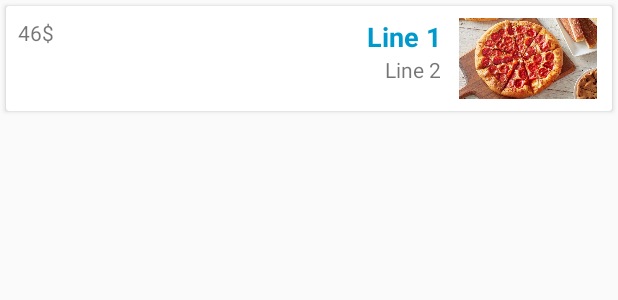
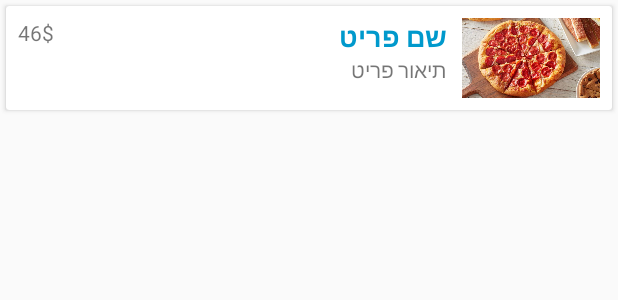
Before and after one commit to D8ug/tammys_kitchen, an Android app: the layout menu_item.xml on its own in the app's theme, with its tools: preview values and no code run, on a phone screen of 412 x 824 dp. Shown: the top 300 px of the screen. Run offline under Robolectric (Android 15) with nearby library versions, the phone set to English and light mode, and no system bars.

Commit message:
Version 0.1.4
 - made the menu clickable
 - added a dialog to show the menu item in a bigger view when clicking on it

 TODO: add a way for people to actually order and that means adding a fucking basket and everything jesus christ that's gonna be long

```diff
--- a/app/src/main/java/com/schoolproject/tammyskitchen/MenuActivity.kt
+++ b/app/src/main/java/com/schoolproject/tammyskitchen/MenuActivity.kt
@@ -6,6 +6,7 @@ import android.view.ViewGroup
 import android.widget.ImageView
 import android.widget.TextView
 import android.widget.Toast
+import androidx.appcompat.app.AlertDialog
 import androidx.appcompat.app.AppCompatActivity
 import androidx.recyclerview.widget.LinearLayoutManager
 import androidx.recyclerview.widget.RecyclerView
@@ -70,6 +71,9 @@ class MenuActivity : AppCompatActivity() {
         mDatabaseRef.addValueEventListener(getData)
         mDatabaseRef.addListenerForSingleValueEvent(getData)
 
+
+
+
     }
 
     private fun generateDummyList(size: Int) : List<MenuItem> {
--- a/app/src/main/res/layout/menu_item.xml
+++ b/app/src/main/res/layout/menu_item.xml
@@ -2,43 +2,55 @@
 <androidx.cardview.widget.CardView xmlns:android="http://schemas.android.com/apk/res/android"
     android:layout_width="match_parent"
     android:layout_height="wrap_content"
-    android:layout_margin="4dp">
+    android:layout_margin="4dp"
+    android:clickable="true"
+    android:foreground="?android:attr/selectableItemBackground">
+    >
 
 
 
     <RelativeLayout
         android:layout_width="match_parent"
         android:layout_height="match_parent"
-        android:padding="8dp">
+        android:padding="8dp"
+        >
 
         <ImageView
             android:id="@+id/image_view"
-            android:layout_width="96dp"
-            android:layout_height="54dp"
+            android:adjustViewBounds="true"
+            android:maxWidth="96dp"
+            android:maxHeight="54dp"
+            android:layout_height="wrap_content"
+            android:layout_width="wrap_content"
             android:layout_alignParentEnd="true"
             android:layout_marginEnd="0dp"
             android:contentDescription="TODO"
-            android:src="@drawable/pizza" />
+            android:src="@drawable/pizza"
+            />
 
         <TextView
             android:id="@+id/item_name_text_view"
-            android:layout_width="wrap_content"
+            android:layout_width="match_parent"
             android:layout_height="wrap_content"
+            android:layout_marginStart="0dp"
+            android:layout_marginEnd="10dp"
             android:layout_toStartOf="@+id/image_view"
-            android:layout_marginEnd="10dp"
-            android:text="Line 1"
+            android:layout_toEndOf="@+id/price_text_view"
+            android:text="שם פריט"
             android:textColor="@android:color/holo_blue_dark"
+            android:textDirection="rtl"
             android:textSize="18sp"
             android:textStyle="bold" />
 
         <TextView
             android:id="@+id/description_text_view"
-            android:layout_width="wrap_content"
+            android:layout_width="match_parent"
             android:layout_height="wrap_content"
             android:layout_below="@+id/item_name_text_view"
             android:layout_toStartOf="@+id/image_view"
             android:layout_marginEnd="10dp"
-            android:text="Line 2" />
+            android:textDirection="rtl"
+            android:text="תיאור פריט" />
 
         <TextView
             android:id="@+id/price_text_view"
```
Also changed, not shown: app/src/main/java/com/schoolproject/tammyskitchen/LiveMenuAdapter.kt (+27 -4 lines), app/src/main/res/layout/activity_main.xml (deleted, +0 -18 lines).
